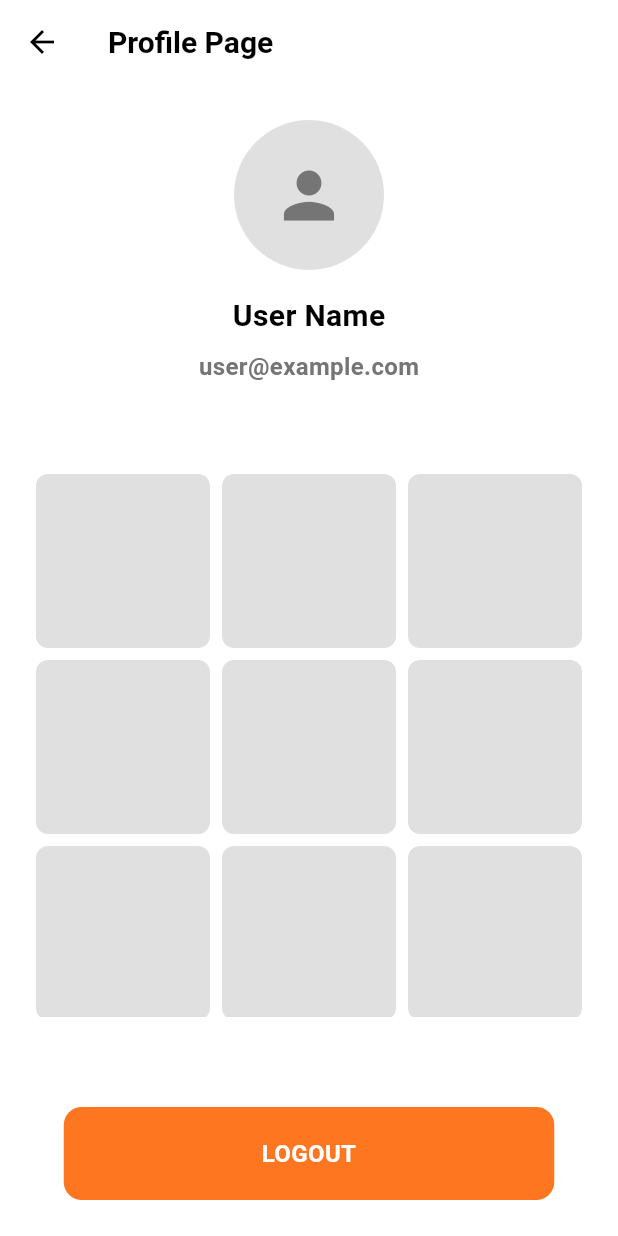
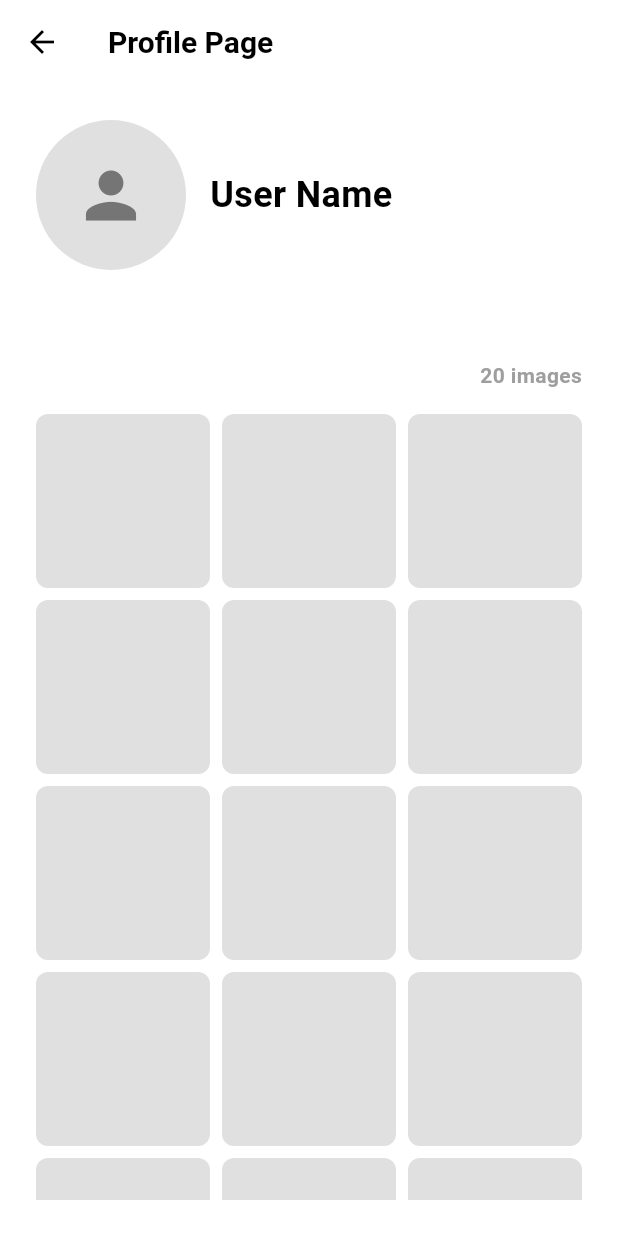
Before and after one commit to legojeon/eatfolio, a Flutter app: the ProfilePage screen opened directly, on a phone screen of 412 x 824 dp. Run offline on Flutter 3.47's test engine with Material 3 defaults, Android fonts, the light colour scheme and no system bars; our stand-ins replace camera, firebase_auth, firebase_core, google_fonts, google_sign_in; accounts and stored records are empty.

Commit message:
Fixed feed ui and moved logout button

```diff
--- a/eatfolio/lib/presentation/screens/profile_page.dart
+++ b/eatfolio/lib/presentation/screens/profile_page.dart
@@ -5,17 +5,16 @@ import '../../core/provider_auth.dart' as auth;
 import '../../core/provider_nav.dart';
 import '../widgets/buttons.dart';
 import 'splash_page.dart';
-import '../widgets/cards.dart'; // Import ImageCard from cards.dart
+import '../widgets/cards.dart';
 
 class ProfilePage extends StatelessWidget {
   const ProfilePage({super.key});
 
   @override
   Widget build(BuildContext context) {
-    // Calculate the width for each ImageCard to fit 3 in a row with padding.
-    // The total width is the screen width minus the horizontal padding (24 * 2) and the spacing between cards (8 * 2).
     final double screenWidth = MediaQuery.of(context).size.width;
     final double cardWidth = (screenWidth - (24 * 2) - (8 * 2)) / 3;
+    final int imageCount = 20; // 예시 이미지 개수
 
     return Scaffold(
       appBar: AppBar(title: Text('Profile Page', style: AppFonts.heading3)),
@@ -25,63 +24,45 @@ class ProfilePage extends StatelessWidget {
           crossAxisAlignment: CrossAxisAlignment.stretch,
           children: [
             // 프로필 정보
-            Center(
-              child: Column(
+            Row(
               children: [
                 CircleAvatar(
                   radius: 50,
                   backgroundColor: Colors.grey[300],
-                    child: Icon(
-                      Icons.person,
-                      size: 50,
-                      color: Colors.grey[600],
+                  child: Icon(Icons.person, size: 50, color: Colors.grey[600]),
                 ),
+                SizedBox(width: 16),
+                Text('User Name', style: AppFonts.heading2),
+              ],
             ),
-                  SizedBox(height: 16),
-                  Text('User Name', style: AppFonts.heading3),
-                  SizedBox(height: 8),
+            SizedBox(height: 60),
+
+            // 이미지 개수 표시
+            Row(
+              mainAxisAlignment: MainAxisAlignment.spaceBetween,
+              children: [
+                Spacer(),
                 Text(
-                    'user@example.com',
-                    style: AppFonts.bodyMedium.copyWith(
-                      color: Colors.grey[600],
-                    ),
+                  '$imageCount images',
+                  style: AppFonts.bodySmall.copyWith(color: Colors.grey),
                 ),
               ],
             ),
-            ),
-            SizedBox(height: 60),
+            SizedBox(height: 16),
 
-            // 피드
+            // 피드 이미지
             Expanded(
               child: GridView.builder(
+                itemCount: imageCount,
                 gridDelegate: SliverGridDelegateWithFixedCrossAxisCount(
-                  crossAxisCount: 3, // 3 images per row
+                  crossAxisCount: 3,
                   crossAxisSpacing: 8.0,
                   mainAxisSpacing: 8.0,
                 ),
                 itemBuilder: (context, index) {
-                  // Use ImageCard as the placeholder for each grid item
                   return ImageCard(width: cardWidth);
                 },
               ),
-            ),
-            SizedBox(height: 60),
-
-            // 로그아웃 버튼
-            ButtonWide(
-              text: 'LOGOUT',
-              onPressed: () async {
-                // 로그아웃 처리
-                await context.read<auth.AuthProvider>().signOut();
-                // 네비게이션 인덱스도 0으로 리셋
-                context.read<NavigationProvider>().setSelectedIndex(0);
-                print('로그아웃 버튼 클릭됨');
-                // 현재 화면을 SplashPage로 교체
-                Navigator.pushReplacement(
-                  context,
-                  MaterialPageRoute(builder: (context) => SplashPage()),
-                );
-              },
             ),
           ],
         ),
```
Also changed, not shown: eatfolio/lib/presentation/screens/report_page.dart (+33 -5 lines). Lines whose indentation alone changed are shown as unchanged.
